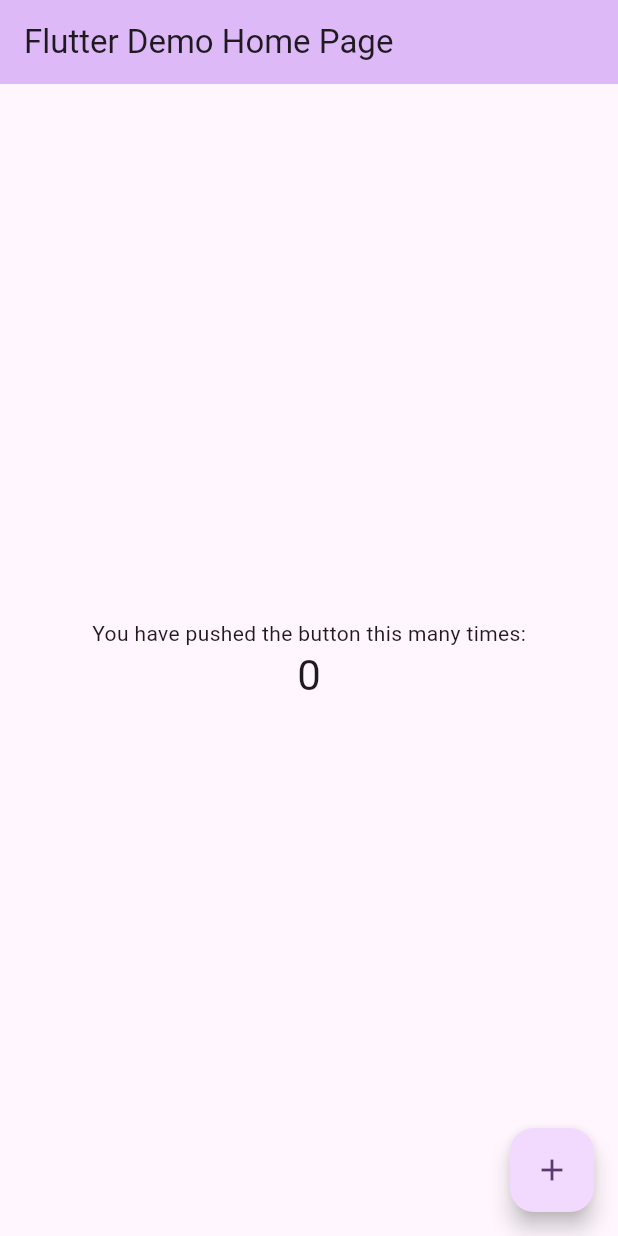
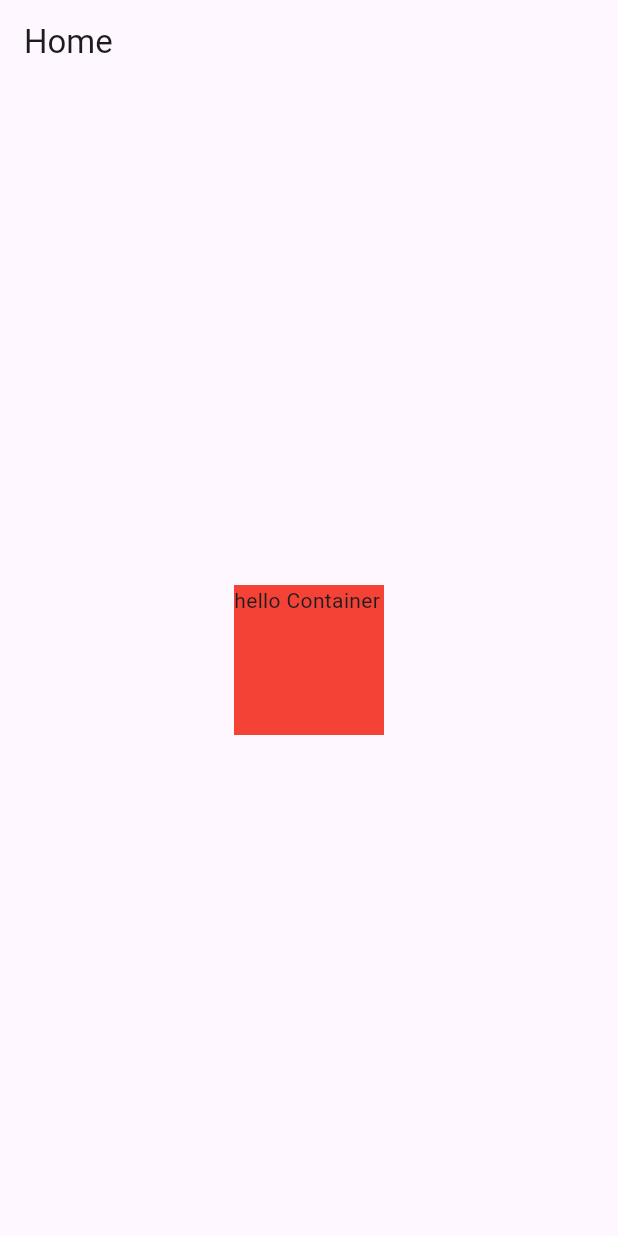
Before and after one commit to birbalkr/Flutter, a Flutter app: the screen it shows after launch, on a phone screen of 412 x 824 dp. Run offline on Flutter 3.47's test engine with Material 3 defaults, Android fonts, the phone set to English and light mode, and no system bars.

Commit message:
container in flutter

```diff
--- a/lib/main.dart
+++ b/lib/main.dart
@@ -12,114 +12,36 @@ class MyApp extends StatelessWidget {
   Widget build(BuildContext context) {
     return MaterialApp(
       title: 'Flutter Demo',
+      debugShowCheckedModeBanner: false,
       theme: ThemeData(
-        // This is the theme of your application.
-        //
-        // TRY THIS: Try running your application with "flutter run". You'll see
-        // the application has a purple toolbar. Then, without quitting the app,
-        // try changing the seedColor in the colorScheme below to Colors.green
-        // and then invoke "hot reload" (save your changes or press the "hot
-        // reload" button in a Flutter-supported IDE, or press "r" if you used
-        // the command line to start the app).
-        //
-        // Notice that the counter didn't reset back to zero; the application
-        // state is not lost during the reload. To reset the state, use hot
-        // restart instead.
-        //
-        // This works for code too, not just values: Most code changes can be
-        // tested with just a hot reload.
-        colorScheme: ColorScheme.fromSeed(seedColor: Color.fromARGB(255, 79, 42, 109)),
-        useMaterial3: true,
+        primaryColor: Colors.blue,
       ),
-      home: const MyHomePage(title: 'Flutter Demo Home Page'),
+      home: const MyHomePage(),
     );
   }
 }
 
 class MyHomePage extends StatefulWidget {
-  const MyHomePage({super.key, required this.title});
-
-  // This widget is the home page of your application. It is stateful, meaning
-  // that it has a State object (defined below) that contains fields that affect
-  // how it looks.
-
-  // This class is the configuration for the state. It holds the values (in this
-  // case the title) provided by the parent (in this case the App widget) and
-  // used by the build method of the State. Fields in a Widget subclass are
-  // always marked "final".
-
-  final String title;
+  const MyHomePage({super.key});
 
   @override
   State<MyHomePage> createState() => _MyHomePageState();
 }
 
 class _MyHomePageState extends State<MyHomePage> {
-  int _counter = 0;
-
-  void _incrementCounter() {
-    setState(() {
-      // This call to setState tells the Flutter framework that something has
-      // changed in this State, which causes it to rerun the build method below
-      // so that the display can reflect the updated values. If we changed
-      // _counter without calling setState(), then the build method would not be
-      // called again, and so nothing would appear to happen.
-      _counter++;
-    });
-  }
-
   @override
   Widget build(BuildContext context) {
-    // This method is rerun every time setState is called, for instance as done
-    // by the _incrementCounter method above.
-    //
-    // The Flutter framework has been optimized to make rerunning build methods
-    // fast, so that you can just rebuild anything that needs updating rather
-    // than having to individually change instances of widgets.
     return Scaffold(
-      appBar: AppBar(
-        // TRY THIS: Try changing the color here to a specific color (to
-        // Colors.amber, perhaps?) and trigger a hot reload to see the AppBar
-        // change color while the other colors stay the same.
-        backgroundColor: Theme.of(context).colorScheme.inversePrimary,
-        // Here we take the value from the MyHomePage object that was created by
-        // the App.build method, and use it to set our appbar title.
-        title: Text(widget.title),
-      ),
-      body: Center(
-        // Center is a layout widget. It takes a single child and positions it
-        // in the middle of the parent.
-        child: Column(
-          // Column is also a layout widget. It takes a list of children and
-          // arranges them vertically. By default, it sizes itself to fit its
-          // children horizontally, and tries to be as tall as its parent.
-          //
-          // Column has various properties to control how it sizes itself and
-          // how it positions its children. Here we use mainAxisAlignment to
-          // center the children vertically; the main axis here is the vertical
-          // axis because Columns are vertical (the cross axis would be
-          // horizontal).
-          //
-          // TRY THIS: Invoke "debug painting" (choose the "Toggle Debug Paint"
-          // action in the IDE, or press "p" in the console), to see the
-          // wireframe for each widget.
-          mainAxisAlignment: MainAxisAlignment.center,
-          children: <Widget>[
-            const Text(
-              'You have pushed the button this many times:',
-            ),
-            Text(
-              '$_counter',
-              style: Theme.of(context).textTheme.headlineMedium,
-            ),
-          ],
+        appBar: AppBar(
+          title: Text("Home"),
         ),
-      ),
-      floatingActionButton: FloatingActionButton(
-        onPressed: _incrementCounter,
-        tooltip: 'Increment',
-        child: const Icon(Icons.add),
-      ), // This trailing comma makes auto-formatting nicer for build methods.
-    );
+        body: Center(
+          child: Container(
+            width: 100,
+            height: 100,
+            color: Colors.red,
+            child: Text("hello Container"),
+          ),
+        ));
   }
 }
```
Also changed, not shown: lib/practise.dart (+0 -21 lines).
